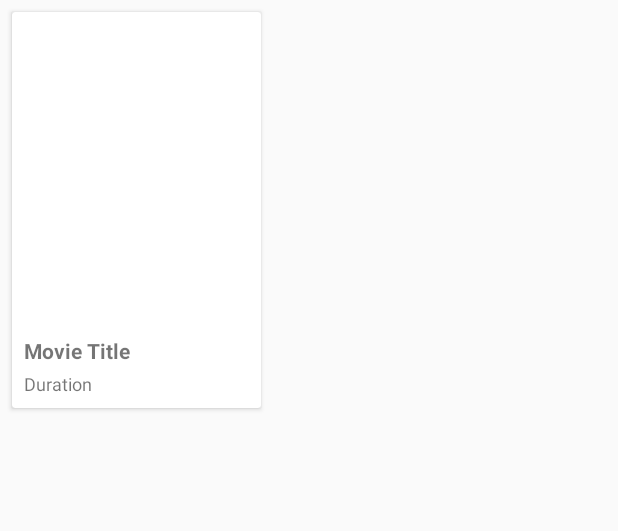
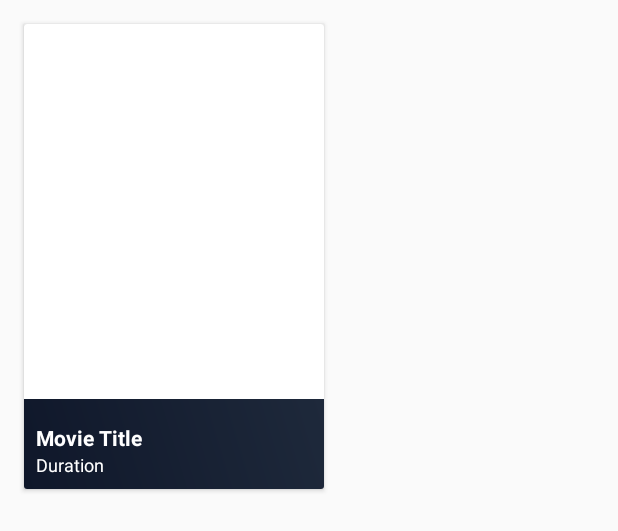
Before and after one commit to RichardEfrem/AbsoluteCinema, an Android app: the layout item_movie.xml on its own in the app's theme, with its tools: preview values and no code run, on a phone screen of 412 x 824 dp. Shown: the top 531 px of the screen. Run offline under Robolectric (Android 15) with nearby library versions, the phone set to English and light mode, and no system bars.

Commit message:
Sudah 100% harusnya

```diff
--- a/app/src/main/java/uas/c14220270/absolutecinema/HomeActivity.kt
+++ b/app/src/main/java/uas/c14220270/absolutecinema/HomeActivity.kt
@@ -4,6 +4,7 @@ import android.content.Intent
 import android.os.Bundle
 import androidx.appcompat.app.AppCompatActivity
 import androidx.recyclerview.widget.LinearLayoutManager
+import androidx.recyclerview.widget.PagerSnapHelper
 import androidx.recyclerview.widget.RecyclerView
 import com.google.android.material.bottomnavigation.BottomNavigationView
 import uas.c14220270.absolutecinema.databinding.ActivityHomeBinding
@@ -70,7 +71,11 @@ class HomeActivity : AppCompatActivity() {
         comingSoonRecyclerView.layoutManager = LinearLayoutManager(this, LinearLayoutManager.HORIZONTAL, false)
         comingSoonRecyclerView.adapter = MovieAdapter(comingSoonMovies)
 
+        val snapHelperPlayingNow = PagerSnapHelper()
+        snapHelperPlayingNow.attachToRecyclerView(playingNowRecyclerView)
 
+        val snapHelperComingSoon = PagerSnapHelper()
+        snapHelperComingSoon.attachToRecyclerView(comingSoonRecyclerView)
 
 
         val bottomNavigation = findViewById<BottomNavigationView>(R.id.bottomNavigation)
--- /dev/null
+++ b/app/src/main/res/drawable/gradient_overlay.xml
@@ -0,0 +1,11 @@
+<?xml version="1.0" encoding="utf-8"?>
+<layer-list xmlns:android="http://schemas.android.com/apk/res/android">
+    <item>
+        <shape xmlns:android="http://schemas.android.com/apk/res/android">
+            <gradient
+                android:startColor="#0f172a"
+                android:endColor="#1e293b"
+                android:angle="45" />
+        </shape>
+    </item>
+</layer-list>
--- a/app/src/main/res/layout/item_movie.xml
+++ b/app/src/main/res/layout/item_movie.xml
@@ -1,21 +1,36 @@
 <androidx.cardview.widget.CardView
     xmlns:android="http://schemas.android.com/apk/res/android"
-    android:layout_width="wrap_content"
+    android:layout_width="200dp"
     android:layout_height="wrap_content"
-    android:layout_margin="8dp"
-    android:elevation="4dp">
+    android:layout_margin="16dp"
+    android:clipToPadding="false"
+    android:elevation="8dp">
+
+
+    <LinearLayout
+        android:layout_width="match_parent"
+        android:layout_height="wrap_content"
+        android:orientation="vertical">
+
+
+        <RelativeLayout
+            android:layout_width="match_parent"
+            android:layout_height="250dp">
+
+            <ImageView
+                android:id="@+id/movieImage"
+                android:layout_width="match_parent"
+                android:layout_height="match_parent"
+                android:scaleType="centerCrop" />
+        </RelativeLayout>
+
 
         <LinearLayout
             android:layout_width="match_parent"
             android:layout_height="wrap_content"
             android:orientation="vertical"
+            android:background="@drawable/gradient_overlay"
             android:padding="8dp">
-
-        <ImageView
-            android:id="@+id/movieImage"
-            android:layout_width="150dp"
-            android:layout_height="200dp"
-            android:scaleType="centerCrop" />
 
             <TextView
                 android:id="@+id/movieTitle"
@@ -23,23 +38,17 @@
                 android:layout_height="wrap_content"
                 android:text="Movie Title"
                 android:textStyle="bold"
-            android:layout_marginTop="8dp"
-            android:textSize="14sp" />
-
-<!--        <TextView-->
-<!--            android:id="@+id/movieDescription"-->
-<!--            android:layout_width="wrap_content"-->
-<!--            android:layout_height="wrap_content"-->
-<!--            android:text="Movie Description"-->
-<!--            android:layout_marginTop="4dp"-->
-<!--            android:textSize="12sp" />-->
+                android:textSize="14sp"
+                android:textColor="@android:color/white"
+                android:layout_marginTop="8dp" />
 
             <TextView
                 android:id="@+id/movieDuration"
                 android:layout_width="wrap_content"
                 android:layout_height="wrap_content"
                 android:text="Duration"
-            android:layout_marginTop="4dp"
-            android:textSize="12sp" />
+                android:textSize="12sp"
+                android:textColor="@android:color/white" />
+        </LinearLayout>
     </LinearLayout>
 </androidx.cardview.widget.CardView>
```
Also changed, not shown: app/src/main/res/layout/activity_home.xml (+35 -18 lines). Lines whose indentation alone changed are shown as unchanged.
